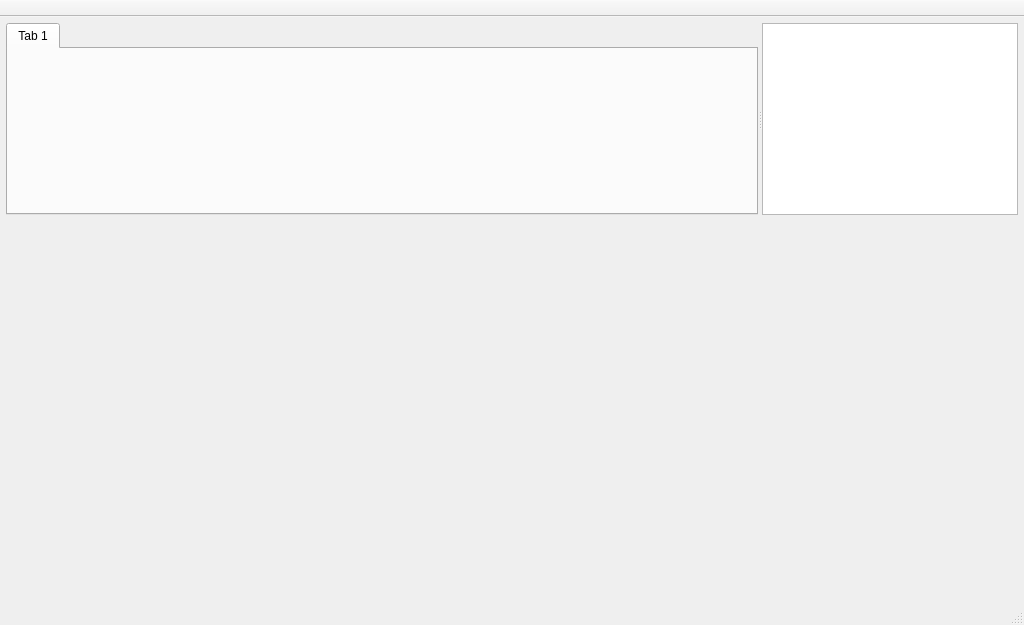
Before: the Qt Designer form ui/MainWindow.ui in kipr/kiss, drawn with Qt 5.
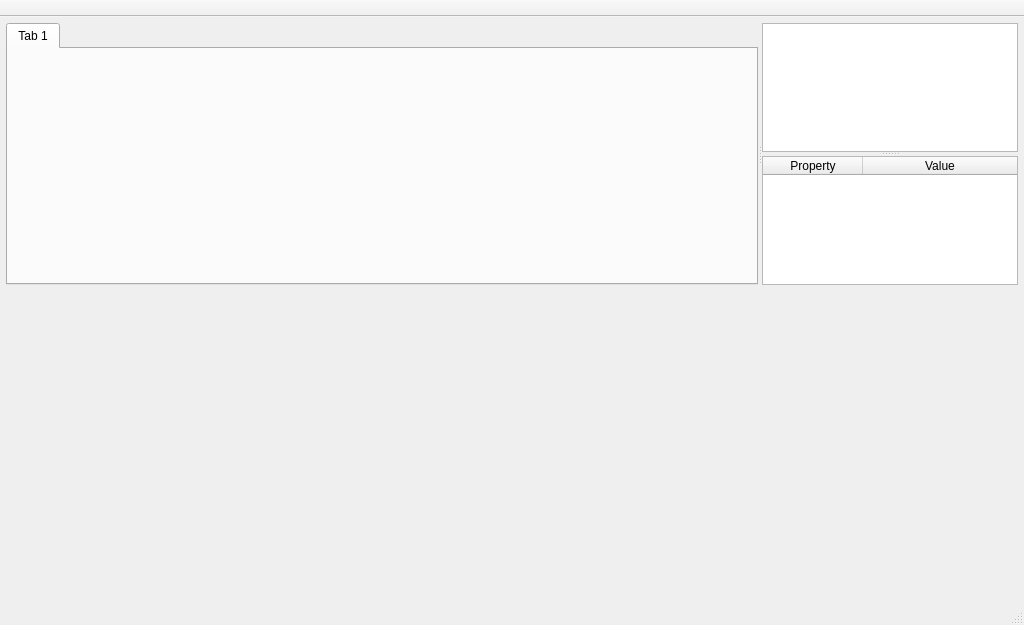
After: the same form once the commit is applied. Custom widgets are drawn as their Qt base class.

Commit message: A box below the sidebar shows project/file info

The edit to the form file:
```diff
--- a/ui/MainWindow.ui
+++ b/ui/MainWindow.ui
@@ -85,15 +85,9 @@
        </widget>
       </widget>
       <widget class="QFrame" name="ui_projectFrame">
-       <property name="frameShape">
-        <enum>QFrame::NoFrame</enum>
-       </property>
        <property name="frameShadow">
         <enum>QFrame::Raised</enum>
        </property>
-       <property name="lineWidth">
-        <number>0</number>
-       </property>
        <layout class="QVBoxLayout" name="verticalLayout_2">
         <property name="spacing">
          <number>0</number>
@@ -102,6 +96,10 @@
          <number>0</number>
         </property>
         <item>
+         <widget class="QSplitter" name="ui_projectSplitter">
+          <property name="orientation">
+           <enum>Qt::Vertical</enum>
+          </property>
          <widget class="kiss::project::ProjectView" name="ui_projects">
           <property name="minimumSize">
            <size>
@@ -125,6 +123,40 @@
            <bool>false</bool>
           </property>
          </widget>
+          <widget class="kiss::widget::InfoBox" name="ui_infoBox">
+           <property name="lineWidth">
+            <number>10</number>
+           </property>
+           <property name="editTriggers">
+            <set>QAbstractItemView::NoEditTriggers</set>
+           </property>
+           <property name="selectionMode">
+            <enum>QAbstractItemView::NoSelection</enum>
+           </property>
+           <property name="showGrid">
+            <bool>false</bool>
+           </property>
+           <property name="cornerButtonEnabled">
+            <bool>false</bool>
+           </property>
+           <attribute name="horizontalHeaderStretchLastSection">
+            <bool>true</bool>
+           </attribute>
+           <attribute name="verticalHeaderVisible">
+            <bool>false</bool>
+           </attribute>
+           <column>
+            <property name="text">
+             <string>Property</string>
+            </property>
+           </column>
+           <column>
+            <property name="text">
+             <string>Value</string>
+            </property>
+           </column>
+          </widget>
+         </widget>
         </item>
        </layout>
       </widget>
@@ -211,6 +243,11 @@
    <extends>QTreeView</extends>
    <header>project_view.hpp</header>
   </customwidget>
+  <customwidget>
+   <class>kiss::widget::InfoBox</class>
+   <extends>QTableWidget</extends>
+   <header>info_box.hpp</header>
+  </customwidget>
  </customwidgets>
  <resources>
   <include location="../rc/rc.qrc"/>
```
Left out of the diff: 8 changed lines with no effect on the pictures. Lines whose indentation alone changed are shown as unchanged. The commit also changes 6 other files.
